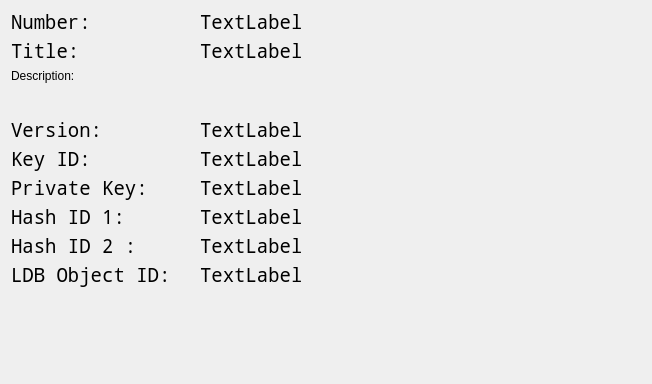
First picture: the form in src/qt/forms/sidechaindetailsdialog.ui, repository torkelrogstad/mainchain, before the edit.
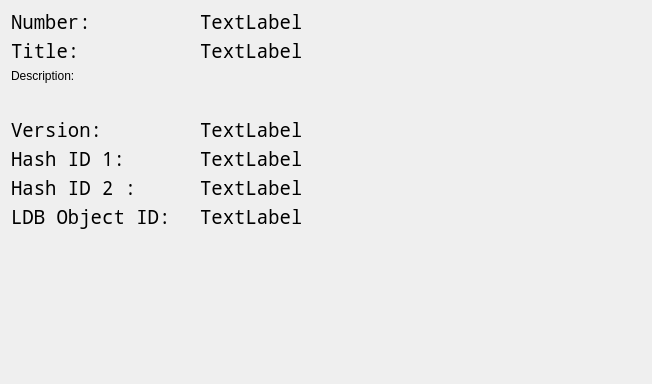
Second picture: the form after the edit.

The edit to the form file:
```diff
--- a/src/qt/forms/sidechaindetailsdialog.ui
+++ b/src/qt/forms/sidechaindetailsdialog.ui
@@ -192,98 +192,6 @@
      </item>
     </layout>
    </item>
-   <item>
-    <layout class="QHBoxLayout" name="horizontalLayout_3">
-     <item>
-      <widget class="QLabel" name="label_6">
-       <property name="font">
-        <font>
-         <family>Noto Mono</family>
-         <pointsize>14</pointsize>
-        </font>
-       </property>
-       <property name="text">
-        <string>Key ID:         </string>
-       </property>
-      </widget>
-     </item>
-     <item>
-      <widget class="QLabel" name="labelKeyID">
-       <property name="font">
-        <font>
-         <family>Noto Mono</family>
-         <pointsize>14</pointsize>
-        </font>
-       </property>
-       <property name="text">
-        <string>TextLabel</string>
-       </property>
-       <property name="textInteractionFlags">
-        <set>Qt::TextSelectableByMouse</set>
-       </property>
-      </widget>
-     </item>
-     <item>
-      <spacer name="horizontalSpacer_3">
-       <property name="orientation">
-        <enum>Qt::Horizontal</enum>
-       </property>
-       <property name="sizeHint" stdset="0">
-        <size>
-         <width>40</width>
-         <height>20</height>
-        </size>
-       </property>
-      </spacer>
-     </item>
-    </layout>
-   </item>
-   <item>
-    <layout class="QHBoxLayout" name="horizontalLayout_4">
-     <item>
-      <widget class="QLabel" name="label_7">
-       <property name="font">
-        <font>
-         <family>Noto Mono</family>
-         <pointsize>14</pointsize>
-        </font>
-       </property>
-       <property name="text">
-        <string>Private Key:    </string>
-       </property>
-      </widget>
-     </item>
-     <item>
-      <widget class="QLabel" name="labelPrivKey">
-       <property name="font">
-        <font>
-         <family>Noto Mono</family>
-         <pointsize>14</pointsize>
-        </font>
-       </property>
-       <property name="text">
-        <string>TextLabel</string>
-       </property>
-       <property name="textInteractionFlags">
-        <set>Qt::TextSelectableByMouse</set>
-       </property>
-      </widget>
-     </item>
-     <item>
-      <spacer name="horizontalSpacer_4">
-       <property name="orientation">
-        <enum>Qt::Horizontal</enum>
-       </property>
-       <property name="sizeHint" stdset="0">
-        <size>
-         <width>40</width>
-         <height>20</height>
-        </size>
-       </property>
-      </spacer>
-     </item>
-    </layout>
-   </item>
    <item>
     <layout class="QHBoxLayout" name="horizontalLayout_8">
      <item>
```
